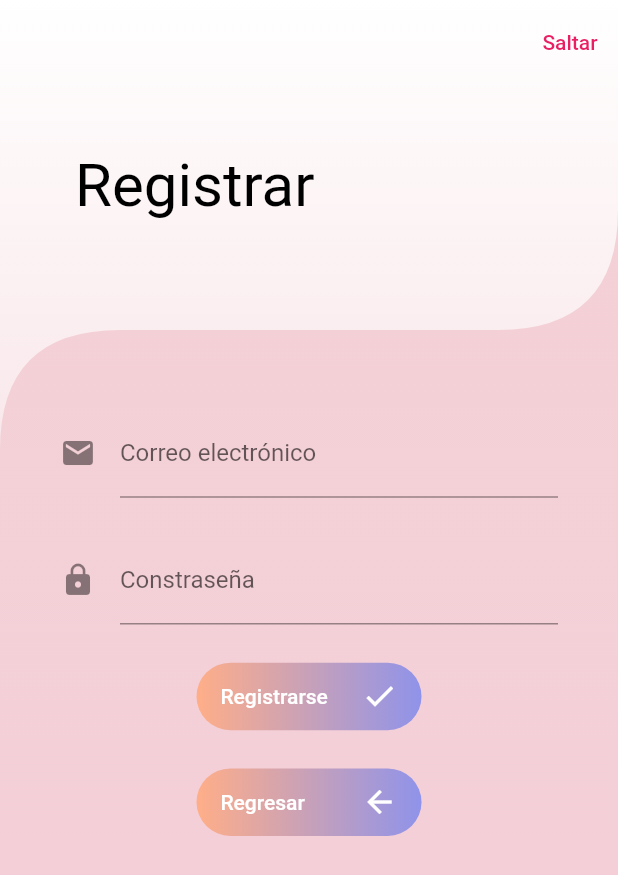
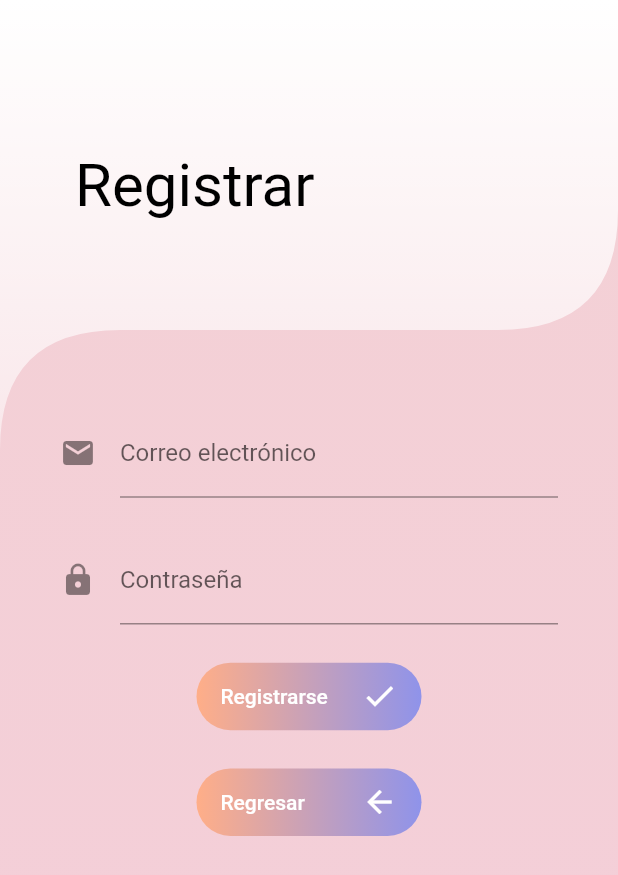
Before and after one commit to wiljean2001/belly_boutique_princess_flutter, a Flutter app: the screen it shows after launch, after a tap on "Empezar", after a tap on "Ingresar", after a tap on "Registrarse", on a phone screen of 412 x 824 dp. Shown: the top 875 px of the screen. Run offline on Flutter 3.47's test engine with Material 2 defaults, Android fonts, the light colour scheme and no system bars; our stand-ins replace animated_splash_screen, bloc, carousel_slider, cloud_firestore, curved_navigation_bar, equatable and 7 more; accounts and stored records are empty; Roboto replaces fonts that are missing (Optima); project files that could hold a hidden picture were left out.

Commit message:
implemented I10n 2.0 xd

```diff
--- a/lib/main.dart
+++ b/lib/main.dart
@@ -105,7 +105,7 @@ class MyApp extends StatelessWidget {
           debugShowCheckedModeBanner: false,
           title: 'Bely boutique princess',
           theme: theme.getTheme(),
-          localizationsDelegates: const [
+          localizationsDelegates: const [ // translate
             GlobalMaterialLocalizations.delegate,
             GlobalWidgetsLocalizations.delegate,
             GlobalCupertinoLocalizations.delegate,
--- a/lib/screens/admin/new_product_screen.dart
+++ b/lib/screens/admin/new_product_screen.dart
@@ -2,8 +2,7 @@ import 'package:flutter/material.dart';
 
 import '../../widgets/custom_dropdown_categories.dart';
 import 'package:carousel_slider/carousel_slider.dart';
-// import 'package:intl/intl_browser.dart';
-// import 'package:image_picker/image_picker.dart';
+import '../../../generated/l10n.dart';
 
 class NewProductScreen extends StatefulWidget {
   NewProductScreen({Key? key}) : super(key: key);
--- a/lib/screens/auth/login/login_form.dart
+++ b/lib/screens/auth/login/login_form.dart
@@ -7,6 +7,7 @@ import '../../../blocs/auth/auth_bloc.dart';
 import '../../../blocs/auth/auth_bloc.dart';
 import '../../../blocs/blocs.dart';
 import '../../../blocs/blocs.dart';
+import '../../../generated/l10n.dart';
 import '/cubit/cubits.dart';
 import 'package:flutter/material.dart';
 import 'package:flutter_bloc/flutter_bloc.dart';
@@ -36,41 +37,39 @@ class LoginForm extends StatelessWidget {
                 TextFormField(
                   textInputAction: TextInputAction.next,
                   keyboardType: TextInputType.emailAddress,
-                  decoration: const InputDecoration(
+                  decoration: InputDecoration(
                     // border: OutlineInputBorder(),
-                    labelText: 'Correo electrónico',
-                    icon: Icon(Icons.email),
+                    labelText: S.of(context).email,
+                    icon: const Icon(Icons.email),
                   ),
                   validator: (email) => !Validators.isValidEmail(email!)
-                      ? 'Correo no valido'
+                      ? S.of(context).validator_email_error
                       : null,
                   onChanged: (value) {
                     _contextSignUp.emailChanged(value);
-                    // print("Pass> " + state.email);
                   },
                 ),
                 TextFormField(
                   textInputAction: TextInputAction.next,
                   obscureText: true,
-                  decoration: const InputDecoration(
+                  decoration: InputDecoration(
                     // border: OutlineInputBorder(),
-                    labelText: 'Contraseña',
-                    icon: Icon(Icons.lock),
+                    labelText: S.of(context).password,
+                    icon: const Icon(Icons.lock),
                   ),
-                  validator: (pass) => Validators.ispasswordValidator(pass!),
+                  validator: (pass) =>
+                      Validators.ispasswordValidator(pass!, context),
                   onChanged: (value) {
                     _contextSignUp.passwordChanged(value);
-                    // print("Pass> " + state.password);
                   },
                 ),
-                // const SizedBox(height: 20),
                 CustomButtonGradiant(
                   // SignIn
                   height: 45,
                   icon: const Icon(Icons.check, color: Colors.white),
-                  text: const Text(
-                    'Ingresar',
-                    style: TextStyle(color: Colors.white),
+                  text: Text(
+                    S.of(context).bttn_login,
+                    style: const TextStyle(color: Colors.white),
                   ),
                   width: 150,
                   onPressed: () async {
@@ -79,13 +78,11 @@ class LoginForm extends StatelessWidget {
                     }
                     await _contextSignUp.signInWithCredentials().then(
                       (value) {
-                        print("AL FIN EL USUARIO XD");
-                        print(_contextSignUp.state.user);
                         context.read<AuthBloc>().add(
                             AuthUserChanged(user: _contextSignUp.state.user));
                         if (_contextSignUp.state.status ==
                             SignupStatus.success) {
-                          print("STATE SUCCESS");
+                          // go to home screen
                           Navigator.pushNamedAndRemoveUntil(
                               context, '/', (route) => false);
                         }
@@ -95,9 +92,8 @@ class LoginForm extends StatelessWidget {
                         await showDialog(
                           context: context,
                           builder: (BuildContext context) => AlertDialog(
-                            title: const Text('Error'),
-                            content:
-                                Text("Correo o contraseña incorrectos: $e"),
+                            title: Text(S.of(context).error_title),
+                            content: Text(S.of(context).error_desc),
                           ),
                         );
                       },
@@ -111,23 +107,22 @@ class LoginForm extends StatelessWidget {
                     CustomButtonGradiant(
                       height: 45,
                       icon: const Icon(Icons.backspace, color: Colors.white),
-                      text: const Text(
-                        'Regresar',
-                        style: TextStyle(color: Colors.white),
+                      text: Text(
+                        S.of(context).bttn_go_back,
+                        style: const TextStyle(color: Colors.white),
                       ),
                       onPressed: () =>
                           tabController.animateTo(tabController.index - 1),
                       width: 150,
                     ),
                     CustomButtonGradiant(
-                      //BUtton Registrar
                       height: 45,
                       width: 150,
                       icon:
                           const Icon(Icons.arrow_forward, color: Colors.white),
-                      text: const Text(
-                        'Registrarse',
-                        style: TextStyle(color: Colors.white),
+                      text: Text(
+                        S.of(context).bttn_register,
+                        style: const TextStyle(color: Colors.white),
                       ),
                       onPressed: () =>
                           tabController.animateTo(tabController.index + 1),
--- a/lib/screens/auth/login/login_screen.dart
+++ b/lib/screens/auth/login/login_screen.dart
@@ -1,9 +1,9 @@
 import 'package:flutter/material.dart';
 
-// import 'package:bely_boutique/theme_default.dart';
+import '../../../generated/l10n.dart';
 import '/widgets/curved_widget.dart';
-import 'package:flutter/services.dart';
 import 'login_form.dart';
+
 
 class LoginScreen extends StatefulWidget {
   final TabController tabController;
@@ -22,14 +22,6 @@ class _LoginScreenState extends State<LoginScreen> {
 
   @override
   Widget build(BuildContext context) {
-    // return Scaffold(
-    // extendBodyBehindAppBar: true,
-    // appBar: AppBar(
-    //   iconTheme: const IconThemeData(color: Colors.black),
-    //   elevation: 0,
-    //   backgroundColor: Colors.transparent,
-    // ),
-    // body:
     return Container(
       decoration: const BoxDecoration(
         gradient: LinearGradient(
@@ -61,8 +53,8 @@ class _LoginScreenState extends State<LoginScreen> {
                 ),
                 width: double.infinity,
                 height: 300,
-                child: const Image(
-                  image: AssetImage('graphics/images/LOGO4-small.png'),
+                child: Image(
+                  image: AssetImage(S.of(context).logo),
                   alignment: Alignment.topCenter,
                 ),
                 // Text("Login",
--- a/lib/screens/auth/onboarding_screen.dart
+++ b/lib/screens/auth/onboarding_screen.dart
@@ -24,7 +24,6 @@ class OnboardingScreen extends StatelessWidget {
     Tab(text: 'Login'),
     Tab(text: 'Register'),
     Tab(text: 'User'),
-    // Tab(text: 'Ending')
   ];
 
   const OnboardingScreen({Key? key}) : super(key: key);
@@ -53,9 +52,9 @@ class OnboardingScreen extends StatelessWidget {
             automaticallyImplyLeading: false,
             elevation: 0,
             backgroundColor: Colors.transparent,
-            actions: [
-              TextButton(onPressed: () {}, child: Text("Saltar")),
-            ],
+            // actions: [
+            //   TextButton(onPressed: () {}, child: Text("Saltar")),
+            // ],
           ),
           body: TabBarView(
             physics: const NeverScrollableScrollPhysics(), // never scroll
--- a/lib/screens/auth/register/register_form.dart
+++ b/lib/screens/auth/register/register_form.dart
@@ -1,4 +1,5 @@
 import '../../../blocs/blocs.dart';
+import '../../../generated/l10n.dart';
 import '../../../utils/validators.dart';
 import '/cubit/signup/signup_cubit.dart';
 import 'package:flutter/material.dart';
@@ -34,17 +35,16 @@ class RegisterForm extends StatelessWidget {
                   TextFormField(
                     textInputAction: TextInputAction.next,
                     keyboardType: TextInputType.emailAddress,
-                    decoration: const InputDecoration(
+                    decoration: InputDecoration(
                       // border: OutlineInputBorder(),
-                      labelText: 'Correo electrónico',
-                      icon: Icon(Icons.email),
+                      labelText: S.of(context).email,
+                      icon: const Icon(Icons.email),
                     ),
                     validator: (email) => !Validators.isValidEmail(email!)
-                        ? 'Correo no valido'
+                        ? S.of(context).validator_email_error
                         : null,
                     onChanged: (text) {
                       _contextRegister.emailChanged(text);
-                      // print(state.email);
                     },
                   ),
                   //campo formulario CONTRASENA
@@ -52,15 +52,15 @@ class RegisterForm extends StatelessWidget {
                     textInputAction: TextInputAction.next,
                     keyboardType: TextInputType.text,
                     obscureText: true,
-                    decoration: const InputDecoration(
+                    decoration: InputDecoration(
                       // border: OutlineInputBorder(),
-                      labelText: 'Constraseña',
-                      icon: Icon(Icons.lock),
+                      labelText: S.of(context).password,
+                      icon: const Icon(Icons.lock),
                     ),
-                    validator: (pass) => Validators.ispasswordValidator(pass!),
+                    validator: (pass) =>
+                        Validators.ispasswordValidator(pass!, context),
                     onChanged: (text) {
                       _contextRegister.passwordChanged(text);
-                      // print(state.password);
                     },
                   ),
                   // const SizedBox(height: 10),
@@ -71,19 +71,19 @@ class RegisterForm extends StatelessWidget {
                       Icons.check,
                       color: Colors.white,
                     ),
-                    text: const Text(
-                      'Registrarse',
-                      style: TextStyle(
+                    text: Text(
+                      S.of(context).bttn_register,
+                      style: const TextStyle(
                         color: Colors.white,
                       ),
                     ),
                     onPressed: () async {
-                      print(!_formKeyReg.currentState!.validate());
+                      // validator form
                       if (!_formKeyReg.currentState!.validate()) {
                         return;
                       }
 
-                      // if (_contextRegister.state.isFormValid) {
+                      // SignUp
                       await _contextRegister.signUpWithCredentials();
                       print(_contextRegister.state);
                       try {
@@ -106,16 +106,15 @@ class RegisterForm extends StatelessWidget {
                       } catch (e) {
                         await showDialog(
                           context: context,
-                          builder: (BuildContext context) => const AlertDialog(
-                            title: Text('Error de registro'),
-                            content: Text("Usuario existente"),
+                          builder: (BuildContext context) => AlertDialog(
+                            title: Text(S.of(context).register_error_title),
+                            content: Text(S.of(context).register_error_desc),
                           ),
                         );
-
                         Navigator.pushNamedAndRemoveUntil(
                           context,
                           '/',
-                              (route) => false,
+                          (route) => false,
                         );
                       }
                     },
@@ -126,9 +125,9 @@ class RegisterForm extends StatelessWidget {
                     height: 45,
                     width: 150,
                     icon: const Icon(Icons.arrow_back, color: Colors.white),
-                    text: const Text(
-                      'Regresar',
-                      style: TextStyle(color: Colors.white),
+                    text: Text(
+                      S.of(context).bttn_go_back,
+                      style: const TextStyle(color: Colors.white),
                     ),
                     onPressed: () {
                       tabController.animateTo(tabController.index - 1);
--- a/lib/screens/auth/start_screen.dart
+++ b/lib/screens/auth/start_screen.dart
@@ -3,6 +3,7 @@
 import 'package:flutter/material.dart';
 
 import '../../config/theme_default.dart';
+import '../../generated/l10n.dart';
 import '../../widgets/curved_widget.dart';
 import '../../widgets/custom_button_gradiant.dart';
 
@@ -48,16 +49,13 @@ class StartScreen extends StatelessWidget {
                   children: [
                     Container(
                       margin: const EdgeInsets.symmetric(horizontal: 20),
-                      child: const Image(
-                        image: AssetImage('graphics/images/LOGO4-small.png'),
+                      child: Image(
+                        image: AssetImage(S.of(context).logo),
                         // alignment: Alignment.topCenter,
                       ),
                     ),
                   ],
                 ),
-                // Text("Login",
-                // style: primaryTextStyle.copyWith(
-                // color: Colors.black, fontSize: 40)),
               ),
             ),
             Container(
@@ -69,21 +67,21 @@ class StartScreen extends StatelessWidget {
                 mainAxisAlignment: MainAxisAlignment.spaceAround,
                 children: [
                   Text(
-                    "Bienvenido",
+                    S.of(context).title_app,
                     style: Theme.of(context).textTheme.headline3,
                   ),
                   Padding(
                     padding: const EdgeInsets.symmetric(horizontal: 50),
                     child: Text(
-                      "Esta es una tienda que se dedica a vender vestidos para las princesas de casa.",
+                      S.of(context).description_app,
                       style: Theme.of(context).textTheme.bodyText2,
                       textAlign: TextAlign.center,
                     ),
                   ),
                   CustomButtonGradiant(
-                    text: const Text(
-                      "    Empezar",
-                      style: TextStyle(color: Colors.white),
+                    text: Text(
+                      S.of(context).bttn_start,
+                      style: const TextStyle(color: Colors.white),
                     ),
                     icon: const Icon(
                       Icons.start,
@@ -98,8 +96,6 @@ class StartScreen extends StatelessWidget {
               ),
             ),
           ],
-          // ),
-          //     ),
         ),
       ),
     );
--- a/lib/screens/product_screen.dart
+++ b/lib/screens/product_screen.dart
@@ -1,4 +1,6 @@
 import 'package:flutter/material.dart';
+
+// falta cambiar los textos a dinamicos
 
 class ProductScreen extends StatefulWidget {
   const ProductScreen({
--- a/lib/screens/setting_screen.dart
+++ b/lib/screens/setting_screen.dart
@@ -10,6 +10,8 @@ import 'auth/auth_screens.dart';
 import 'package:provider/provider.dart';
 
 enum themesAll { dark, light, deffault, otro }
+
+// falta cambiar los textos a dinamicos
 
 class SettingScreen extends StatefulWidget {
   static const String routeName = '/settings'; //route
--- a/lib/utils/validators.dart
+++ b/lib/utils/validators.dart
@@ -1,3 +1,7 @@
+// import 'package:flutter/material.dart';
+
+import '../generated/l10n.dart';
+
 class Validators {
   static final RegExp _emailRegExp = RegExp(
     r'^[a-zA-Z0-9.!#$%&’*+/=?^_`{|}~-]+@[a-zA-Z0-9-]+(?:\.[a-zA-Z0-9-]+)*$',
@@ -35,11 +39,11 @@ class Validators {
     return _passwordRegExp.hasMatch(password);
   }
 
-  static ispasswordValidator(String password){
+  static ispasswordValidator(String password, context){
     if(password.isEmpty){
-      return 'Contraseña no valida';
+      return S.of(context).validator_password_error;
     }else if(password.length < 8){
-      return 'Contraseña no valida';
+      return S.of(context).validator_password_error;
     }
     return null;
   }
--- a/lib/views/profile_user.dart
+++ b/lib/views/profile_user.dart
@@ -7,6 +7,8 @@ class UserProfileView extends StatefulWidget {
   @override
   _UserProfilePageState createState() => _UserProfilePageState();
 }
+
+// falta cambiar los textos a dinamicos
 
 class _UserProfilePageState extends State<UserProfileView> {
   final User usuario = User.users.last;
--- a/lib/views/shopping_cart_view.dart
+++ b/lib/views/shopping_cart_view.dart
@@ -1,4 +1,6 @@
 import 'package:flutter/material.dart';
+
+// falta cambiar los textos a dinamicos
 
 class ShoppingCartView extends StatefulWidget {
   const ShoppingCartView({Key? key}) : super(key: key);
--- a/lib/widgets/custom_bottom_navigation.dart
+++ b/lib/widgets/custom_bottom_navigation.dart
@@ -11,6 +11,7 @@ class CustomBottomNavigationBar extends StatelessWidget {
   }) : super(key: key);
 
   final List<Widget> items;
+
   @override
   Widget build(BuildContext context) {
     final homePageBloc = context.read<HomePageBloc>();
@@ -27,7 +28,7 @@ class CustomBottomNavigationBar extends StatelessWidget {
               backgroundColor: Colors.transparent,
               animationCurve: Curves.easeInOut,
               animationDuration: const Duration(milliseconds: 400),
-              color: Colors.pink,
+              color: Theme.of(context).primaryColor,
               items: items,
               onTap: (index) =>
                   homePageBloc.add(HomeTabChangeEvent(newIndex: index)),
```
Also changed, not shown: lib/screens/auth/register/user_register/register_user_form.dart (+34 -40 lines), lib/screens/auth/register/user_register/register_user_screen.dart (+9 -10 lines), lib/screens/home_screen.dart (+42 -28 lines), lib/views/home_view.dart (+0 -9 lines), lib/generated/l10n.dart.
